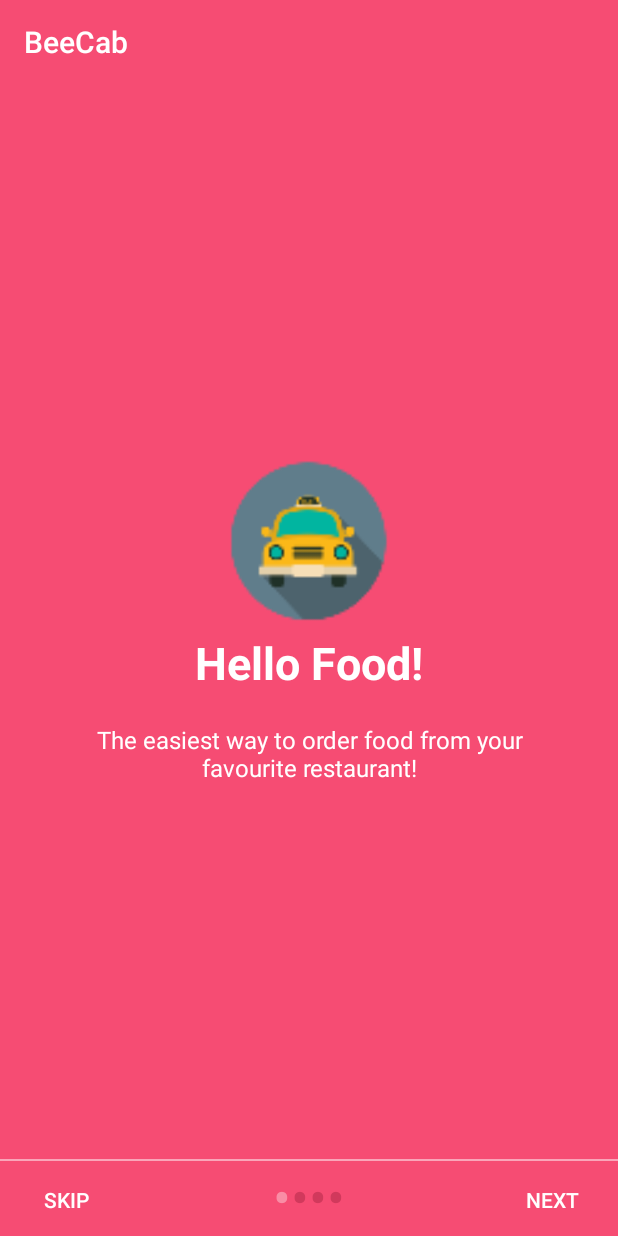
After one commit to LNdame/ansteph_proj, an Android app: the WelcomePage screen opened directly, with no data from a screen before it, on a phone screen of 412 x 824 dp. The commit adds this screen. Run offline under Robolectric (Android 15) with nearby library versions, the phone set to English and light mode, and no system bars.

Commit message:
intro slider

```diff
--- a/app/src/main/AndroidManifest.xml
+++ b/app/src/main/AndroidManifest.xml
@@ -120,6 +120,8 @@
                 android:name="android.support.PARENT_ACTIVITY"
                 android:value="ansteph.com.beecab.view.callacab.CabCaller"/>
         </activity>
+        <activity android:name=".view.intro.WelcomePage">
+        </activity>
     </application>
 
 </manifest>
--- a/app/src/main/java/ansteph/com/beecab/helper/SessionManager.java
+++ b/app/src/main/java/ansteph/com/beecab/helper/SessionManager.java
@@ -35,6 +35,8 @@
     private static final String KEY_IS_WAITING_FOR_SMS = "IsWaitingForSms";
     private static final String KEY_MOBILE_NUMBER = "mobile_number";
     private static final String KEY_IS_LOGGED_IN = "isLoggedIn";
+    private static final String IS_FIRST_TIME_LAUNCH = "IsFirstTimeLaunch";
+
 
     public static final String KEY_NAME = "name";
     public static final String KEY_EMAIL = "email";
@@ -156,5 +158,14 @@
     }
 
 
+    public void setFirstTimeLaunch(boolean isFirstTime) {
+        editor.putBoolean(IS_FIRST_TIME_LAUNCH, isFirstTime);
+        editor.commit();
+    }
+
+    public boolean isFirstTimeLaunch() {
+        return preferences.getBoolean(IS_FIRST_TIME_LAUNCH, true);
+    }
+
 
     }
--- /dev/null
+++ b/app/src/main/java/ansteph/com/beecab/view/intro/WelcomePage.java
@@ -0,0 +1,229 @@
+package ansteph.com.beecab.view.intro;
+
+import android.content.Context;
+import android.content.Intent;
+import android.graphics.Color;
+import android.graphics.drawable.ColorDrawable;
+import android.os.Build;
+import android.support.v4.view.PagerAdapter;
+import android.support.v4.view.ViewPager;
+import android.support.v7.app.ActionBar;
+import android.support.v7.app.AppCompatActivity;
+import android.os.Bundle;
+import android.text.Html;
+import android.view.LayoutInflater;
+import android.view.View;
+import android.view.ViewGroup;
+import android.view.Window;
+import android.view.WindowManager;
+import android.widget.Button;
+import android.widget.LinearLayout;
+import android.widget.TextView;
+
+import ansteph.com.beecab.R;
+import ansteph.com.beecab.helper.SessionManager;
+import ansteph.com.beecab.view.callacab.CabCaller;
+
+public class WelcomePage extends AppCompatActivity {
+
+    private ViewPager viewPager;
+    private IntroViewPagerAdapter introViewPagerAdapter;
+    private LinearLayout dotsLayout;
+    private TextView[] dots;
+    private int[] layouts;
+    private Button btnSkip, btnNext;
+    private SessionManager sessionManager;
+
+
+    @Override
+    protected void onCreate(Bundle savedInstanceState) {
+        super.onCreate(savedInstanceState);
+
+        //checking for firsttime launch - before calling the setcontent view
+      sessionManager = new SessionManager(this);
+        if(!sessionManager.isFirstTimeLaunch())
+        {
+            goToCabCaller();
+            finish();
+        }
+        //Making notification bar transparent
+        if(Build.VERSION.SDK_INT >= 21)
+        { getWindow().getDecorView().setSystemUiVisibility
+                (View.SYSTEM_UI_FLAG_LAYOUT_STABLE |View.SYSTEM_UI_FLAG_LAYOUT_FULLSCREEN);}
+
+        setContentView(R.layout.activity_welcome_page);
+
+        ActionBar actionBar = getSupportActionBar();
+        actionBar.setBackgroundDrawable(new ColorDrawable(Color.TRANSPARENT));
+        actionBar.setStackedBackgroundDrawable(new ColorDrawable(Color.TRANSPARENT));
+
+        viewPager = (ViewPager) findViewById(R.id.view_pager);
+        dotsLayout = (LinearLayout) findViewById(R.id.layoutDots);
+        btnSkip = (Button) findViewById(R.id.btn_skip);
+        btnNext = (Button) findViewById(R.id.btn_next);
+
+        // layouts of all welcome sliders
+        // add few more layouts if you want
+        layouts = new int[]{
+                R.layout.welcome_slide1,
+                R.layout.welcome_slide2,
+                R.layout.welcome_slide3,
+                R.layout.welcome_slide4};
+
+        // adding bottom dots
+        addBottomDots(0);
+
+        // making notification bar transparent
+        changeStatusBarColor();
+
+        introViewPagerAdapter = new IntroViewPagerAdapter();
+        viewPager.setAdapter(introViewPagerAdapter);
+        viewPager.addOnPageChangeListener(viewPagerPageChangeListener);
+
+        btnSkip.setOnClickListener(new View.OnClickListener() {
+            @Override
+            public void onClick(View v) {
+                goToCabCaller();
+            }
+        });
+
+        btnNext.setOnClickListener(new View.OnClickListener() {
+            @Override
+            public void onClick(View v) {
+                // checking for last page
+                // if last page home screen will be launched
+                int current = getItem(+1);
+                if (current < layouts.length) {
+                    // move to next screen
+                    viewPager.setCurrentItem(current);
+                } else {
+                    goToCabCaller();
+                }
+            }
+        });
+
+    }
+
+/*
+* getWindow().requestFeature(Window.FEATURE_ACTION_BAR_OVERLAY);
+ActionBar actionBar = getActionBar();
+actionBar.setBackgroundDrawable(new ColorDrawable(Color.parseColor("#330000ff")));
+actionBar.setStackedBackgroundDrawable(new ColorDrawable(Color.parseColor("#550000ff")));
+* */
+
+
+    private void goToCabCaller(){
+        sessionManager.setFirstTimeLaunch(false);
+        startActivity(new Intent(getApplication(), CabCaller.class));
+        finish();
+    }
+
+    private void addBottomDots(int currentPage)
+    {
+        dots = new TextView[layouts.length];
+
+        int[] colorsActive =getResources().getIntArray(R.array.array_dot_active);
+        int[] colorsInactive = getResources().getIntArray(R.array.array_dot_inactive);
+
+        dotsLayout.removeAllViews();
+        for(int i = 0; i < dots.length; i++)
+        {
+            dots[i] = new TextView(this);
+            dots[i].setText(Html.fromHtml("&#8226;"));
+            dots[i].setTextSize(35);
+            dots[i].setTextColor(colorsInactive[currentPage]);
+            dotsLayout.addView(dots[i]);
+        }
+
+        if (dots.length > 0)
+            dots[currentPage].setTextColor(colorsActive[currentPage]);
+
+    }
+
+
+    private int getItem(int i){
+        return viewPager.getCurrentItem() + i;
+    }
+
+
+    ViewPager.OnPageChangeListener viewPagerPageChangeListener = new ViewPager.OnPageChangeListener()
+    {
+
+        @Override
+        public void onPageScrolled(int position, float positionOffset, int positionOffsetPixels) {
+
+        }
+
+        @Override
+        public void onPageSelected(int position) {
+
+            addBottomDots(position);
+
+            //changing the next button text 'NEXT' / 'GOT IT'
+            if(position == layouts.length-1)
+            {
+                //last page. make button text to GOT IT
+                btnNext.setText(getString(R.string.start));
+                btnSkip.setVisibility(View.GONE);
+            }else{
+                //still pages are left
+                btnNext.setText(getString(R.string.next));
+                btnSkip.setVisibility(View.VISIBLE);
+            }
+        }
+
+        @Override
+        public void onPageScrollStateChanged(int state) {
+
+        }
+    };
+
+
+
+
+    /**
+     * Making notification bar transparent
+     */
+    private void changeStatusBarColor()
+    {
+        if(Build.VERSION.SDK_INT>= Build.VERSION_CODES.LOLLIPOP){
+            Window window = getWindow();
+            window.addFlags(WindowManager.LayoutParams.FLAG_DRAWS_SYSTEM_BAR_BACKGROUNDS);
+            window.setStatusBarColor(Color.TRANSPARENT);
+        }
+    }
+
+
+    public class IntroViewPagerAdapter extends PagerAdapter{
+
+        private LayoutInflater layoutInflater;
+        public IntroViewPagerAdapter()
+        {}
+
+        @Override
+        public Object instantiateItem(ViewGroup container, int position) {
+
+            layoutInflater = (LayoutInflater) getSystemService(Context.LAYOUT_INFLATER_SERVICE);
+            View view = layoutInflater.inflate(layouts[position],container,false);
+            container.addView(view);
+
+            return view;
+        }
+
+        @Override
+        public int getCount() {
+            return layouts.length;
+        }
+
+        @Override
+        public boolean isViewFromObject(View view, Object object) {
+            return view== object;
+        }
+
+        @Override
+        public void destroyItem(ViewGroup container, int position, Object object) {
+            View view =(View) object;
+            container.removeView(view);
+        }
+    }
+}
--- /dev/null
+++ b/app/src/main/res/layout/activity_welcome_page.xml
@@ -0,0 +1,53 @@
+<?xml version="1.0" encoding="utf-8"?>
+
+<RelativeLayout
+    xmlns:android="http://schemas.android.com/apk/res/android"
+    xmlns:tools="http://schemas.android.com/tools"
+    android:layout_width="match_parent"
+    android:layout_height="match_parent"
+
+style="@style/AppTheme.NoActionBar"
+    tools:context="ansteph.com.beecab.view.intro.WelcomePage">
+
+    <android.support.v4.view.ViewPager
+        android:id="@+id/view_pager"
+        android:layout_width="match_parent"
+        android:layout_height="match_parent" />
+
+    <LinearLayout
+        android:id="@+id/layoutDots"
+        android:layout_width="match_parent"
+        android:layout_height="@dimen/dots_height"
+        android:layout_alignParentBottom="true"
+        android:layout_marginBottom="@dimen/dots_margin_bottom"
+        android:gravity="center"
+        android:orientation="horizontal"></LinearLayout>
+
+    <View
+        android:layout_width="match_parent"
+        android:layout_height="1dp"
+        android:alpha=".5"
+        android:layout_above="@id/layoutDots"
+        android:background="@android:color/white" />
+
+    <Button
+        android:id="@+id/btn_next"
+        android:layout_width="wrap_content"
+        android:layout_height="wrap_content"
+        android:layout_alignParentBottom="true"
+        android:layout_alignParentRight="true"
+        android:background="@null"
+        android:text="@string/next"
+        android:textColor="@android:color/white" />
+
+    <Button
+        android:id="@+id/btn_skip"
+        android:layout_width="wrap_content"
+        android:layout_height="wrap_content"
+        android:layout_alignParentBottom="true"
+        android:layout_alignParentLeft="true"
+        android:background="@null"
+        android:text="@string/skip"
+        android:textColor="@android:color/white" />
+
+</RelativeLayout>
--- /dev/null
+++ b/app/src/main/res/layout/welcome_slide1.xml
@@ -0,0 +1,40 @@
+<?xml version="1.0" encoding="utf-8"?>
+<RelativeLayout xmlns:android="http://schemas.android.com/apk/res/android"
+              android:layout_width="match_parent"
+              android:layout_height="match_parent"
+                android:background="@color/bg_screen1">
+
+    <LinearLayout
+        android:layout_width="wrap_content"
+        android:layout_height="wrap_content"
+        android:layout_centerInParent="true"
+        android:gravity="center_horizontal"
+        android:orientation="vertical">
+
+        <ImageView
+            android:layout_width="@dimen/img_width_height"
+            android:layout_height="@dimen/img_width_height"
+            android:src="@mipmap/ic_launcher" />
+
+        <TextView
+            android:layout_width="wrap_content"
+            android:layout_height="wrap_content"
+            android:text="@string/slide_1_title"
+            android:textColor="@android:color/white"
+            android:textSize="@dimen/slide_title"
+            android:textStyle="bold" />
+
+        <TextView
+            android:layout_width="wrap_content"
+            android:layout_height="wrap_content"
+            android:layout_marginTop="20dp"
+            android:paddingLeft="@dimen/desc_padding"
+            android:paddingRight="@dimen/desc_padding"
+            android:text="@string/slide_1_desc"
+            android:textAlignment="center"
+            android:textColor="@android:color/white"
+            android:textSize="@dimen/slide_desc" />
+
+    </LinearLayout>
+
+</RelativeLayout>
--- a/app/src/main/res/values/colors.xml
+++ b/app/src/main/res/values/colors.xml
@@ -25,4 +25,39 @@
     <color name="black_button">#3C3C3C</color>
     <color name="divider_grey">#D4D4D4</color>
     <color name="divider_white">#608DFA</color>
+
+
+    <!-- Screens background color-->
+    <color name="bg_screen1">#f64c73</color>
+    <color name="bg_screen2">#20d2bb</color>
+    <color name="bg_screen3">#3395ff</color>
+    <color name="bg_screen4">#c873f4</color>
+
+    <!-- dots inactive colors -->
+    <color name="dot_dark_screen1">#d1395c</color>
+    <color name="dot_dark_screen2">#14a895</color>
+    <color name="dot_dark_screen3">#2278d4</color>
+    <color name="dot_dark_screen4">#a854d4</color>
+
+    <!-- dots active colors -->
+    <color name="dot_light_screen1">#f98da5</color>
+    <color name="dot_light_screen2">#8cf9eb</color>
+    <color name="dot_light_screen3">#93c6fd</color>
+    <color name="dot_light_screen4">#e4b5fc</color>
+
+    <array name="array_dot_active">
+        <item>@color/dot_light_screen1</item>
+        <item>@color/dot_light_screen2</item>
+        <item>@color/dot_light_screen3</item>
+        <item>@color/dot_light_screen4</item>
+    </array>
+
+    <array name="array_dot_inactive">
+        <item>@color/dot_dark_screen1</item>
+        <item>@color/dot_dark_screen2</item>
+        <item>@color/dot_dark_screen3</item>
+        <item>@color/dot_dark_screen4</item>
+    </array>
+
+
 </resources>
--- a/app/src/main/res/values/dimens.xml
+++ b/app/src/main/res/values/dimens.xml
@@ -34,4 +34,13 @@
     <dimen name="small_padding">8dp</dimen>
     <!--End Dimension for the card -->
 
+
+
+    <dimen name="dots_height">30dp</dimen>
+    <dimen name="dots_margin_bottom">20dp</dimen>
+    <dimen name="img_width_height">120dp</dimen>
+    <dimen name="slide_title">30dp</dimen>
+    <dimen name="slide_desc">16dp</dimen>
+    <dimen name="desc_padding">40dp</dimen>
+
 </resources>
--- a/app/src/main/res/values/strings.xml
+++ b/app/src/main/res/values/strings.xml
@@ -106,5 +106,24 @@
     <string name="title_activity_login">Welcome</string>
     <string name="title_activity_edit_profile">Profile</string>
     <string name="title_activity_job_detail">Job Detail</string>
-    <string name="title_activity_job_responder">JobResponder</string>
+    <string name="title_activity_job_responder">Responses</string>
+
+
+    <string name="next">NEXT</string>
+    <string name="skip">SKIP</string>
+    <string name="start">GOT IT</string>
+
+    <string name="slide_1_title">Hello Food!</string>
+    <string name="slide_1_desc">The easiest way to order food from your favourite restaurant!</string>
+
+    <string name="slide_2_title">Movie Tickets</string>
+    <string name="slide_2_desc">Book movie tickets for your family and friends!</string>
+
+    <string name="slide_3_title">Great Discounts</string>
+    <string name="slide_3_desc">Best discounts on every single service we offer!</string>
+
+    <string name="slide_4_title">World Travel</string>
+    <string name="slide_4_desc">Book tickets of any transportation and travel the world!</string>
+
+
 </resources>
```
Also changed, not shown: app/src/main/java/ansteph/com/beecab/view/registration/Login.java (+5 -3 lines), app/src/main/res/layout/activity_landing.xml (+11 -0 lines), app/src/main/res/layout/welcome_slide2.xml (added, +41 -0 lines), app/src/main/res/layout/welcome_slide3.xml (added, +40 -0 lines), app/src/main/res/layout/welcome_slide4.xml (added, +38 -0 lines).
